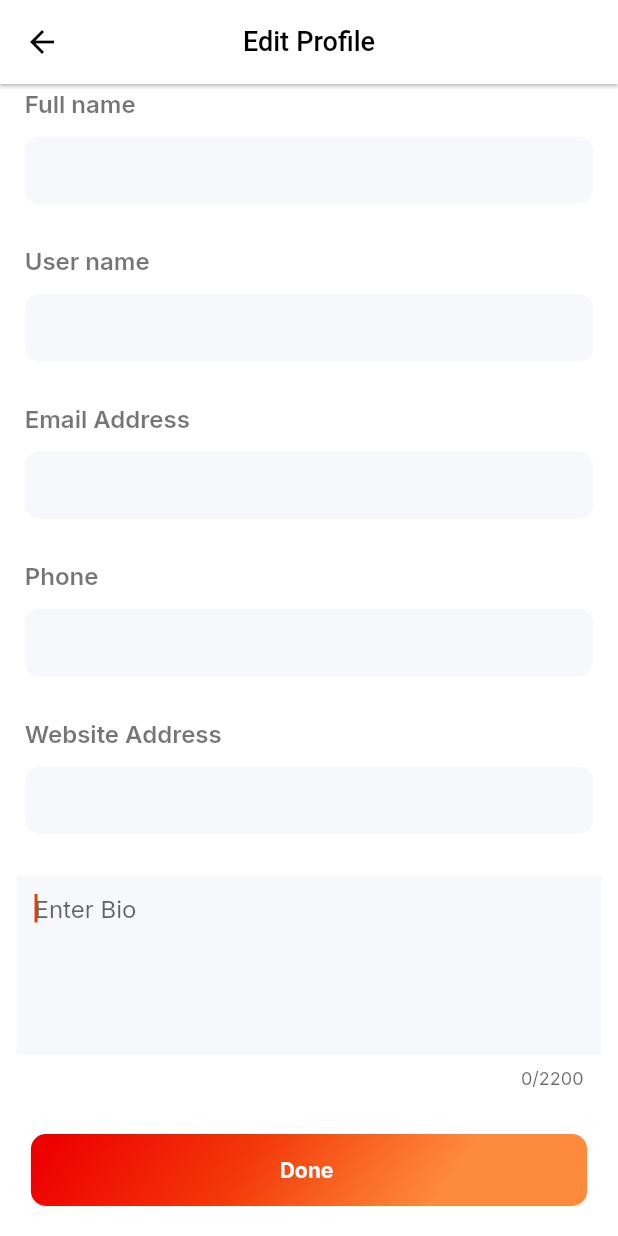
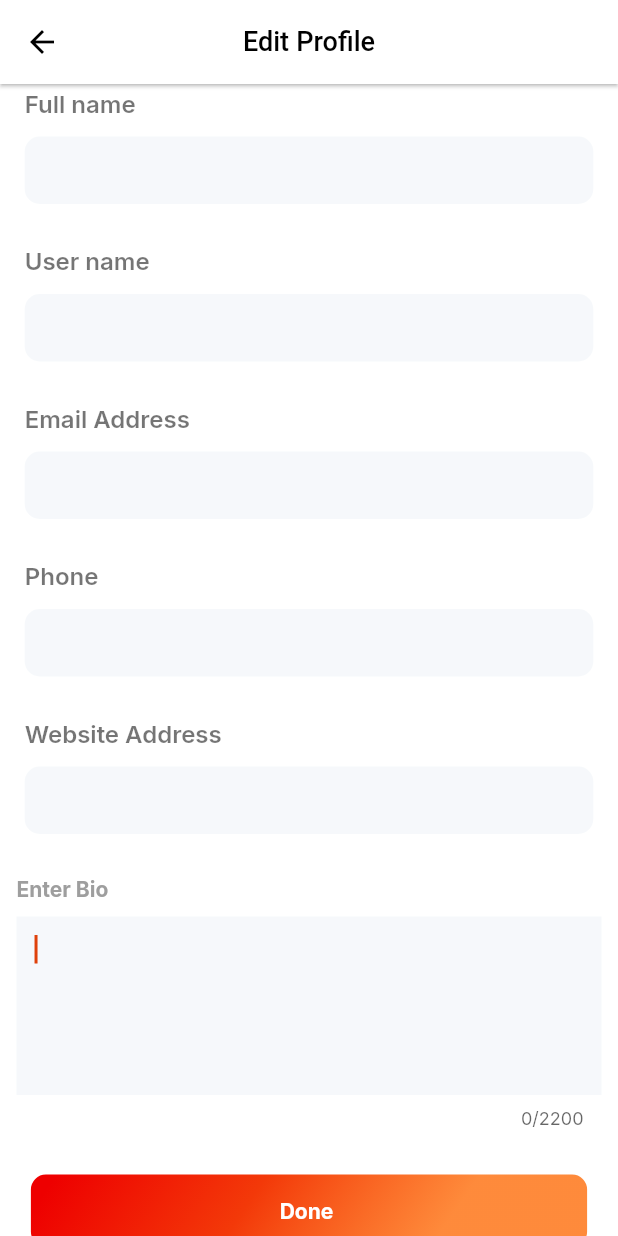
Before and after one commit to NayanNIITSURAT/ow_project, a Flutter app: the ProfileEdit screen opened by its route, scrolled down 224 dp, on a phone screen of 412 x 824 dp. Run offline on Flutter 3.47's test engine with Material 2 defaults, Android fonts, the phone set to English and light mode, and no system bars; drawn by our look-alikes of overlay_support; our stand-ins replace avatar_glow, bubble, cached_network_image, camera, carousel_slider, connectivity and 35 more; missing offline and left inert: app_tracking_transparency, auto_size_text_field, camera_web, cloudinary_public, connectivity_for_web, device_info_plus_web and 17 more; accounts and stored records are empty; network calls fail.

```diff
--- a/lib/Screens/ProfileEdit.dart
+++ b/lib/Screens/ProfileEdit.dart
@@ -1,5 +1,6 @@
 import 'dart:io';
 
+import 'package:flutter/cupertino.dart';
 import 'package:flutter/material.dart';
 import 'package:image_cropper/image_cropper.dart';
 import 'package:image_picker/image_picker.dart';
@@ -131,14 +132,22 @@ class _ProfileEditState extends State<ProfileEdit> {
                         //   keybordtype: TextInputType.multiline,
                         //   initialValue: profile.bio,
                         // ),
+                        Align(
+                            alignment: Alignment.centerLeft,
+
+                            child: Text("Enter Bio" , style: TextStyle(color: Color(0xff9E9E9E) ,fontWeight: FontWeight.bold))),
+                        SizedBox(
+                          height: 10,
+                        ),
                         TextField(
                           decoration: InputDecoration(
                             filled: true,
                             border: InputBorder.none,
-                            hintText: 'Enter Bio',
                             fillColor: Color(0xffEDF2F7).withOpacity(0.5),
                             // labelText: 'Description',
                           ),
+
+
 
                           scrollPadding: EdgeInsets.all(10),
                           minLines: 5,
--- a/lib/Screens/VideoPreviewScreen.dart
+++ b/lib/Screens/VideoPreviewScreen.dart
@@ -1,5 +1,4 @@
 import 'dart:io';
-
 import 'package:flutter/material.dart';
 import 'package:owlet/Components/CircleButton.dart';
 import 'package:owlet/Components/Toast.dart';
--- a/pubspec.yaml
+++ b/pubspec.yaml
@@ -107,6 +107,7 @@ dependencies:
 
 
 
+
 dev_dependencies:
   flutter_test:
     sdk: flutter
```
